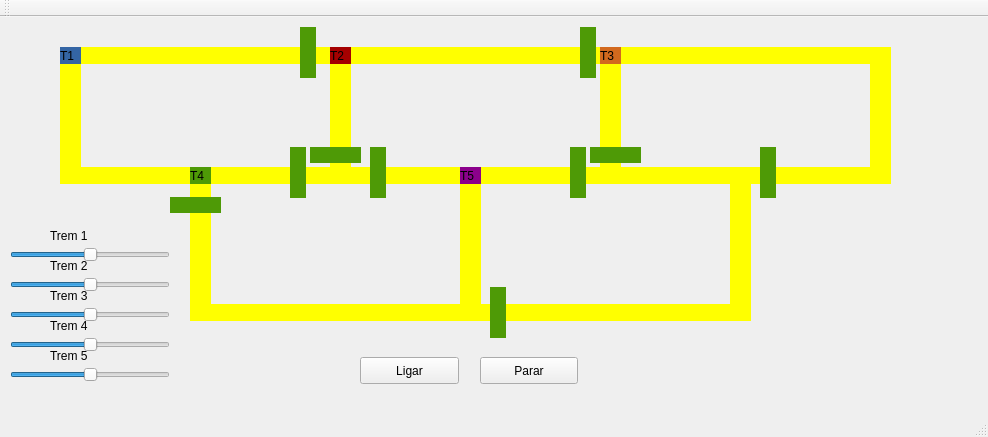
First picture: the form in mainwindow.ui, repository ClenilsonSilva4/Deadlocks, before the edit.
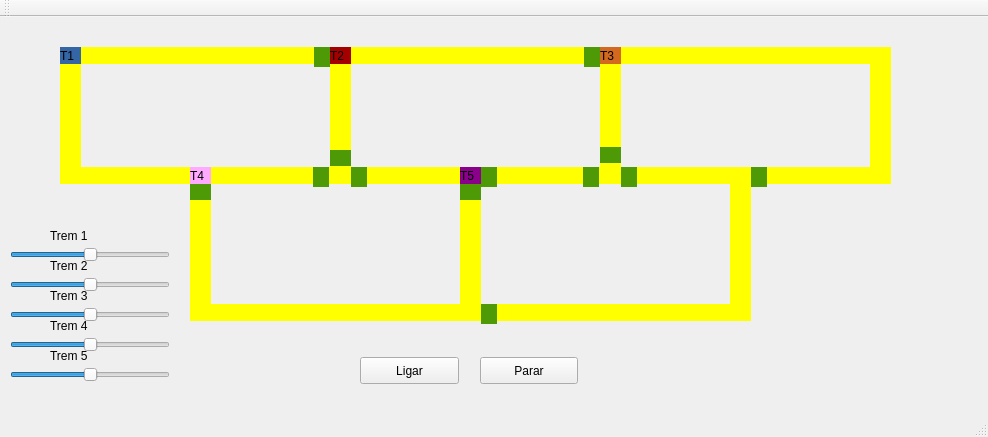
Second picture: the form after the edit.

```diff
--- a/mainwindow.ui
+++ b/mainwindow.ui
@@ -385,9 +385,9 @@
        <colorrole role="Button">
         <brush brushstyle="SolidPattern">
          <color alpha="255">
-          <red>78</red>
-          <green>154</green>
-          <blue>6</blue>
+          <red>255</red>
+          <green>170</green>
+          <blue>255</blue>
          </color>
         </brush>
        </colorrole>
@@ -457,18 +457,18 @@
        <colorrole role="Base">
         <brush brushstyle="SolidPattern">
          <color alpha="255">
-          <red>78</red>
-          <green>154</green>
-          <blue>6</blue>
+          <red>255</red>
+          <green>170</green>
+          <blue>255</blue>
          </color>
         </brush>
        </colorrole>
        <colorrole role="Window">
         <brush brushstyle="SolidPattern">
          <color alpha="255">
-          <red>78</red>
-          <green>154</green>
-          <blue>6</blue>
+          <red>255</red>
+          <green>170</green>
+          <blue>255</blue>
          </color>
         </brush>
        </colorrole>
@@ -531,9 +531,9 @@
        <colorrole role="Button">
         <brush brushstyle="SolidPattern">
          <color alpha="255">
-          <red>78</red>
-          <green>154</green>
-          <blue>6</blue>
+          <red>255</red>
+          <green>170</green>
+          <blue>255</blue>
          </color>
         </brush>
        </colorrole>
@@ -603,18 +603,18 @@
        <colorrole role="Base">
         <brush brushstyle="SolidPattern">
          <color alpha="255">
-          <red>78</red>
-          <green>154</green>
-          <blue>6</blue>
+          <red>255</red>
+          <green>170</green>
+          <blue>255</blue>
          </color>
         </brush>
        </colorrole>
        <colorrole role="Window">
         <brush brushstyle="SolidPattern">
          <color alpha="255">
-          <red>78</red>
-          <green>154</green>
-          <blue>6</blue>
+          <red>255</red>
+          <green>170</green>
+          <blue>255</blue>
          </color>
         </brush>
        </colorrole>
@@ -677,9 +677,9 @@
        <colorrole role="Button">
         <brush brushstyle="SolidPattern">
          <color alpha="255">
-          <red>78</red>
-          <green>154</green>
-          <blue>6</blue>
+          <red>255</red>
+          <green>170</green>
+          <blue>255</blue>
          </color>
         </brush>
        </colorrole>
@@ -749,18 +749,18 @@
        <colorrole role="Base">
         <brush brushstyle="SolidPattern">
          <color alpha="255">
-          <red>78</red>
-          <green>154</green>
-          <blue>6</blue>
+          <red>255</red>
+          <green>170</green>
+          <blue>255</blue>
          </color>
         </brush>
        </colorrole>
        <colorrole role="Window">
         <brush brushstyle="SolidPattern">
          <color alpha="255">
-          <red>78</red>
-          <green>154</green>
-          <blue>6</blue>
+          <red>255</red>
+          <green>170</green>
+          <blue>255</blue>
          </color>
         </brush>
        </colorrole>
@@ -813,7 +813,7 @@
      </palette>
     </property>
     <property name="styleSheet">
-     <string notr="true">QLabel { background:rgb(78, 154, 6)}</string>
+     <string notr="true">QLabel { background:rgb(255, 170, 255)}</string>
     </property>
     <property name="text">
      <string>T4</string>
@@ -1154,13 +1154,13 @@
      <string/>
     </property>
    </widget>
-   <widget class="QLabel" name="sinal1">
+   <widget class="QLabel" name="sinal01">
     <property name="geometry">
      <rect>
-      <x>300</x>
-      <y>10</y>
+      <x>314</x>
+      <y>30</y>
       <width>16</width>
-      <height>51</height>
+      <height>20</height>
      </rect>
     </property>
     <property name="styleSheet">
@@ -1170,45 +1170,13 @@
      <string/>
     </property>
    </widget>
-   <widget class="QLabel" name="sinal2">
+   <widget class="QLabel" name="sinal02">
     <property name="geometry">
      <rect>
-      <x>310</x>
-      <y>130</y>
-      <width>51</width>
-      <height>16</height>
-     </rect>
-    </property>
-    <property name="styleSheet">
-     <string notr="true">QLabel { background:rgb(78, 154, 6)}</string>
-    </property>
-    <property name="text">
-     <string/>
-    </property>
-   </widget>
-   <widget class="QLabel" name="sinal3">
-    <property name="geometry">
-     <rect>
-      <x>170</x>
-      <y>180</y>
-      <width>51</width>
-      <height>16</height>
-     </rect>
-    </property>
-    <property name="styleSheet">
-     <string notr="true">QLabel { background:rgb(78, 154, 6)}</string>
-    </property>
-    <property name="text">
-     <string/>
-    </property>
-   </widget>
-   <widget class="QLabel" name="sinal4">
-    <property name="geometry">
-     <rect>
-      <x>290</x>
-      <y>130</y>
+      <x>584</x>
+      <y>30</y>
       <width>16</width>
-      <height>51</height>
+      <height>20</height>
      </rect>
     </property>
     <property name="styleSheet">
@@ -1218,77 +1186,13 @@
      <string/>
     </property>
    </widget>
-   <widget class="QLabel" name="sinal5">
+   <widget class="QLabel" name="sinal03">
     <property name="geometry">
      <rect>
-      <x>370</x>
-      <y>130</y>
+      <x>751</x>
+      <y>150</y>
       <width>16</width>
-      <height>51</height>
-     </rect>
-    </property>
-    <property name="styleSheet">
-     <string notr="true">QLabel { background:rgb(78, 154, 6)}</string>
-    </property>
-    <property name="text">
-     <string/>
-    </property>
-   </widget>
-   <widget class="QLabel" name="sinal6">
-    <property name="geometry">
-     <rect>
-      <x>580</x>
-      <y>10</y>
-      <width>16</width>
-      <height>51</height>
-     </rect>
-    </property>
-    <property name="styleSheet">
-     <string notr="true">QLabel { background:rgb(78, 154, 6)}</string>
-    </property>
-    <property name="text">
-     <string/>
-    </property>
-   </widget>
-   <widget class="QLabel" name="sinal7">
-    <property name="geometry">
-     <rect>
-      <x>760</x>
-      <y>130</y>
-      <width>16</width>
-      <height>51</height>
-     </rect>
-    </property>
-    <property name="styleSheet">
-     <string notr="true">QLabel { background:rgb(78, 154, 6)}</string>
-    </property>
-    <property name="text">
-     <string/>
-    </property>
-   </widget>
-   <widget class="QLabel" name="sinal8">
-    <property name="geometry">
-     <rect>
-      <x>590</x>
-      <y>130</y>
-      <width>51</width>
-      <height>16</height>
-     </rect>
-    </property>
-    <property name="styleSheet">
-     <string notr="true">QLabel { background:rgb(78, 154, 6)}</string>
-    </property>
-    <property name="text">
-     <string/>
-    </property>
-   </widget>
-   <widget class="QLabel" name="sinal9">
-    <property name="geometry">
-     <rect>
-      <x>570</x>
-      <y>130</y>
-      <width>16</width>
-      <height>51</height>
+      <height>20</height>
      </rect>
     </property>
     <property name="styleSheet">
@@ -1301,10 +1205,154 @@
    <widget class="QLabel" name="sinal10">
     <property name="geometry">
      <rect>
-      <x>490</x>
-      <y>270</y>
+      <x>600</x>
+      <y>130</y>
+      <width>21</width>
+      <height>16</height>
+     </rect>
+    </property>
+    <property name="styleSheet">
+     <string notr="true">QLabel { background:rgb(78, 154, 6)}</string>
+    </property>
+    <property name="text">
+     <string/>
+    </property>
+   </widget>
+   <widget class="QLabel" name="sinal04">
+    <property name="geometry">
+     <rect>
+      <x>621</x>
+      <y>150</y>
       <width>16</width>
-      <height>51</height>
+      <height>20</height>
+     </rect>
+    </property>
+    <property name="styleSheet">
+     <string notr="true">QLabel { background:rgb(78, 154, 6)}</string>
+    </property>
+    <property name="text">
+     <string/>
+    </property>
+   </widget>
+   <widget class="QLabel" name="sinal05">
+    <property name="geometry">
+     <rect>
+      <x>583</x>
+      <y>150</y>
+      <width>16</width>
+      <height>20</height>
+     </rect>
+    </property>
+    <property name="styleSheet">
+     <string notr="true">QLabel { background:rgb(78, 154, 6)}</string>
+    </property>
+    <property name="text">
+     <string/>
+    </property>
+   </widget>
+   <widget class="QLabel" name="sinal06">
+    <property name="geometry">
+     <rect>
+      <x>351</x>
+      <y>150</y>
+      <width>16</width>
+      <height>20</height>
+     </rect>
+    </property>
+    <property name="styleSheet">
+     <string notr="true">QLabel { background:rgb(78, 154, 6)}</string>
+    </property>
+    <property name="text">
+     <string/>
+    </property>
+   </widget>
+   <widget class="QLabel" name="sinal07">
+    <property name="geometry">
+     <rect>
+      <x>313</x>
+      <y>150</y>
+      <width>16</width>
+      <height>20</height>
+     </rect>
+    </property>
+    <property name="styleSheet">
+     <string notr="true">QLabel { background:rgb(78, 154, 6)}</string>
+    </property>
+    <property name="text">
+     <string/>
+    </property>
+   </widget>
+   <widget class="QLabel" name="sinal08">
+    <property name="geometry">
+     <rect>
+      <x>481</x>
+      <y>287</y>
+      <width>16</width>
+      <height>20</height>
+     </rect>
+    </property>
+    <property name="styleSheet">
+     <string notr="true">QLabel { background:rgb(78, 154, 6)}</string>
+    </property>
+    <property name="text">
+     <string/>
+    </property>
+   </widget>
+   <widget class="QLabel" name="sinal09">
+    <property name="geometry">
+     <rect>
+      <x>481</x>
+      <y>150</y>
+      <width>16</width>
+      <height>20</height>
+     </rect>
+    </property>
+    <property name="styleSheet">
+     <string notr="true">QLabel { background:rgb(78, 154, 6)}</string>
+    </property>
+    <property name="text">
+     <string/>
+    </property>
+   </widget>
+   <widget class="QLabel" name="sinal11">
+    <property name="geometry">
+     <rect>
+      <x>460</x>
+      <y>167</y>
+      <width>21</width>
+      <height>16</height>
+     </rect>
+    </property>
+    <property name="styleSheet">
+     <string notr="true">QLabel { background:rgb(78, 154, 6)}</string>
+    </property>
+    <property name="text">
+     <string/>
+    </property>
+   </widget>
+   <widget class="QLabel" name="sinal12">
+    <property name="geometry">
+     <rect>
+      <x>190</x>
+      <y>167</y>
+      <width>21</width>
+      <height>16</height>
+     </rect>
+    </property>
+    <property name="styleSheet">
+     <string notr="true">QLabel { background:rgb(78, 154, 6)}</string>
+    </property>
+    <property name="text">
+     <string/>
+    </property>
+   </widget>
+   <widget class="QLabel" name="sinal13">
+    <property name="geometry">
+     <rect>
+      <x>330</x>
+      <y>133</y>
+      <width>21</width>
+      <height>16</height>
      </rect>
     </property>
     <property name="styleSheet">
@@ -1351,16 +1399,19 @@
    <zorder>trem3P</zorder>
    <zorder>trem4P</zorder>
    <zorder>trem5P</zorder>
-   <zorder>sinal1</zorder>
-   <zorder>sinal2</zorder>
-   <zorder>sinal3</zorder>
-   <zorder>sinal4</zorder>
-   <zorder>sinal5</zorder>
-   <zorder>sinal6</zorder>
-   <zorder>sinal7</zorder>
-   <zorder>sinal8</zorder>
-   <zorder>sinal9</zorder>
+   <zorder>sinal01</zorder>
+   <zorder>sinal02</zorder>
+   <zorder>sinal03</zorder>
    <zorder>sinal10</zorder>
+   <zorder>sinal04</zorder>
+   <zorder>sinal05</zorder>
+   <zorder>sinal06</zorder>
+   <zorder>sinal07</zorder>
+   <zorder>sinal08</zorder>
+   <zorder>sinal09</zorder>
+   <zorder>sinal11</zorder>
+   <zorder>sinal12</zorder>
+   <zorder>sinal13</zorder>
   </widget>
   <widget class="QMenuBar" name="menuBar">
    <property name="geometry">
@@ -1368,7 +1419,7 @@
      <x>0</x>
      <y>0</y>
      <width>988</width>
-     <height>22</height>
+     <height>20</height>
     </rect>
    </property>
   </widget>
```
